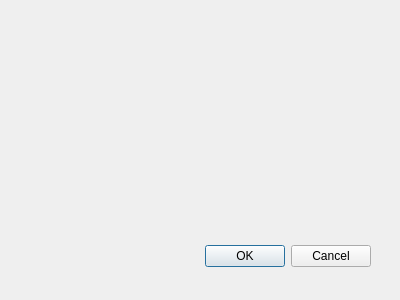
This is source/windows/model/account/accountupdatewindow.ui in Who-are-me/term_paper_2022 as Qt 5 draws it before an edit. The edited form follows.
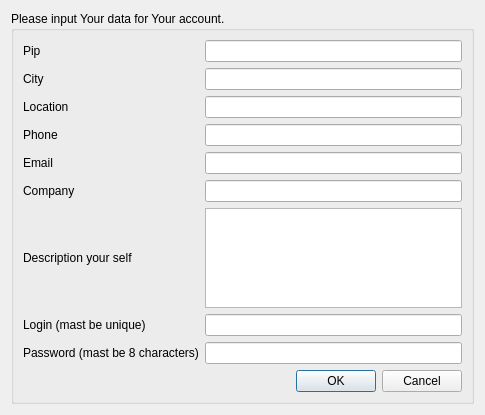
This is the edited form.

What changed in the file:
```diff
--- a/source/windows/model/account/accountupdatewindow.ui
+++ b/source/windows/model/account/accountupdatewindow.ui
@@ -8,29 +8,131 @@
    <rect>
     <x>0</x>
     <y>0</y>
-    <width>400</width>
-    <height>300</height>
+    <width>485</width>
+    <height>415</height>
    </rect>
   </property>
   <property name="windowTitle">
    <string>Dialog</string>
   </property>
-  <widget name="buttonBox" class="QDialogButtonBox">
-   <property name="geometry">
-    <rect>
-     <x>30</x>
-     <y>240</y>
-     <width>341</width>
-     <height>32</height>
-    </rect>
-   </property>
-   <property name="orientation">
-    <enum>Qt::Horizontal</enum>
-   </property>
-   <property name="standardButtons">
-    <set>QDialogButtonBox::Cancel|QDialogButtonBox::Ok</set>
-   </property>
-  </widget>
+  <layout class="QGridLayout" name="gridLayout_2">
+   <item row="0" column="0">
+    <widget class="QGroupBox" name="groupBox">
+     <property name="title">
+      <string>Please input Your data for Your account.</string>
+     </property>
+     <layout class="QGridLayout" name="gridLayout">
+      <item row="2" column="1">
+       <widget class="QLineEdit" name="le_location"/>
+      </item>
+      <item row="0" column="1">
+       <widget class="QLineEdit" name="le_pip"/>
+      </item>
+      <item row="7" column="0">
+       <widget class="QLabel" name="l_login">
+        <property name="text">
+         <string>Login (mast be unique)</string>
+        </property>
+       </widget>
+      </item>
+      <item row="4" column="1">
+       <widget class="QLineEdit" name="le_email"/>
+      </item>
+      <item row="8" column="1">
+       <widget class="QLineEdit" name="le_password"/>
+      </item>
+      <item row="5" column="0">
+       <widget class="QLabel" name="l_company">
+        <property name="text">
+         <string>Company</string>
+        </property>
+       </widget>
+      </item>
+      <item row="7" column="1">
+       <widget class="QLineEdit" name="le_login"/>
+      </item>
+      <item row="6" column="0">
+       <widget class="QLabel" name="l_description">
+        <property name="text">
+         <string>Description your self</string>
+        </property>
+       </widget>
+      </item>
+      <item row="5" column="1">
+       <widget class="QLineEdit" name="le_company"/>
+      </item>
+      <item row="3" column="1">
+       <widget class="QLineEdit" name="le_phone"/>
+      </item>
+      <item row="2" column="0">
+       <widget class="QLabel" name="l_location">
+        <property name="text">
+         <string>Location</string>
+        </property>
+       </widget>
+      </item>
+      <item row="1" column="0">
+       <widget class="QLabel" name="l_city">
+        <property name="text">
+         <string>City</string>
+        </property>
+       </widget>
+      </item>
+      <item row="0" column="0">
+       <widget class="QLabel" name="l_pip">
+        <property name="text">
+         <string>Pip</string>
+        </property>
+       </widget>
+      </item>
+      <item row="3" column="0">
+       <widget class="QLabel" name="l_phone">
+        <property name="text">
+         <string>Phone</string>
+        </property>
+       </widget>
+      </item>
+      <item row="1" column="1">
+       <widget class="QLineEdit" name="le_city"/>
+      </item>
+      <item row="4" column="0">
+       <widget class="QLabel" name="l_email">
+        <property name="text">
+         <string>Email</string>
+        </property>
+       </widget>
+      </item>
+      <item row="8" column="0">
+       <widget class="QLabel" name="l_password">
+        <property name="text">
+         <string>Password (mast be 8 characters)</string>
+        </property>
+       </widget>
+      </item>
+      <item row="9" column="0" colspan="2">
+       <widget class="QDialogButtonBox" name="bb">
+        <property name="orientation">
+         <enum>Qt::Horizontal</enum>
+        </property>
+        <property name="standardButtons">
+         <set>QDialogButtonBox::Cancel|QDialogButtonBox::Ok</set>
+        </property>
+       </widget>
+      </item>
+      <item row="6" column="1">
+       <widget class="QTextEdit" name="te_description">
+        <property name="minimumSize">
+         <size>
+          <width>48</width>
+          <height>0</height>
+         </size>
+        </property>
+       </widget>
+      </item>
+     </layout>
+    </widget>
+   </item>
+  </layout>
  </widget>
  <pixmapfunction/>
  <resources/>
```
Left out of the diff: 42 changed lines with no effect on the pictures.
